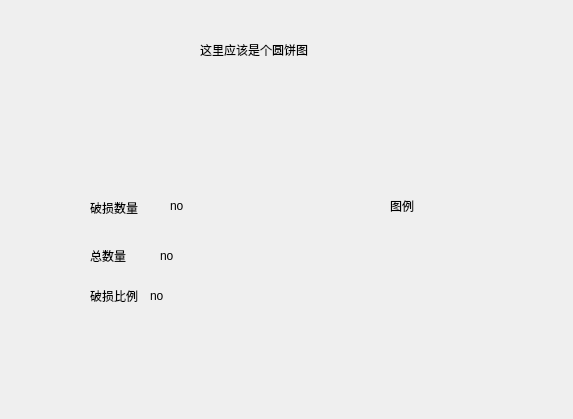
Above: ui/wastageDsp.ui from Jadecity/StorePro before the change. Below: the same form after it.
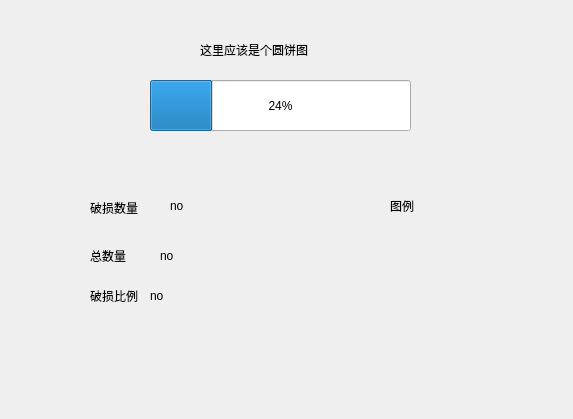
That is the form after the change.

What changed in the file:
```diff
--- a/ui/wastageDsp.ui
+++ b/ui/wastageDsp.ui
@@ -117,6 +117,19 @@
     <string>图例</string>
    </property>
   </widget>
+  <widget class="QProgressBar" name="progressBar">
+   <property name="geometry">
+    <rect>
+     <x>150</x>
+     <y>80</y>
+     <width>261</width>
+     <height>51</height>
+    </rect>
+   </property>
+   <property name="value">
+    <number>24</number>
+   </property>
+  </widget>
  </widget>
  <resources/>
  <connections/>
```
